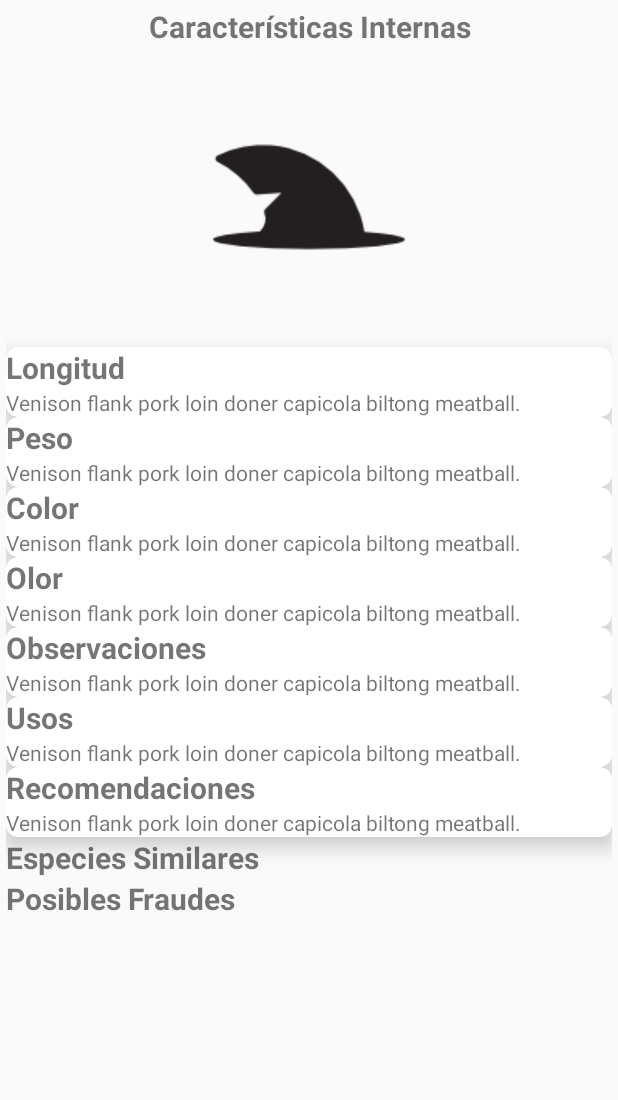
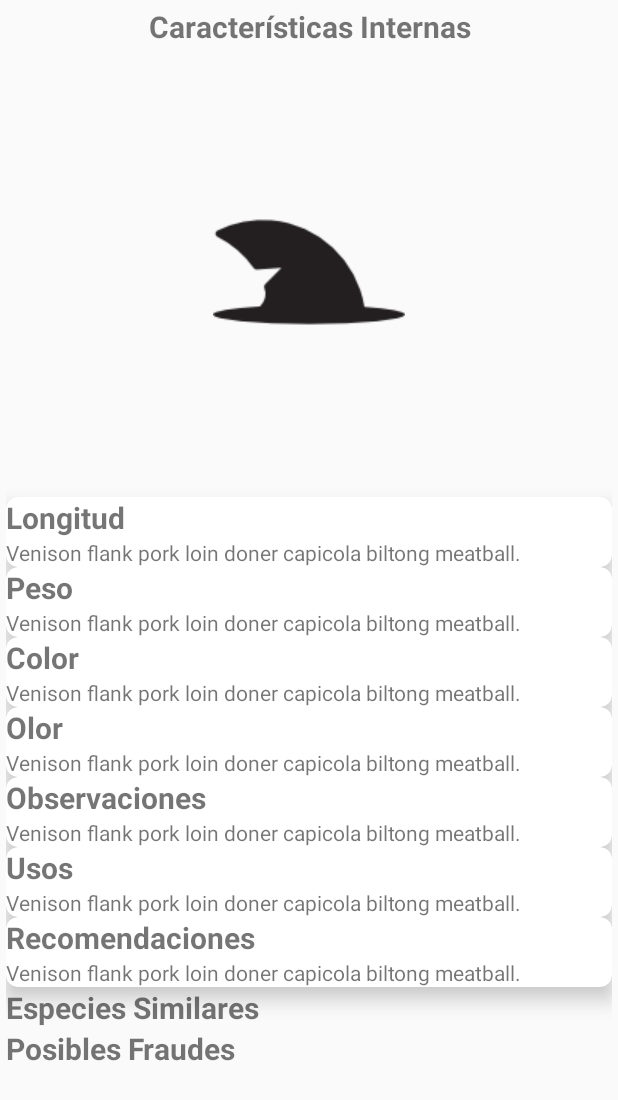
Before and after one commit to ccasbre27/SearFish, an Android app: the layout desc_intern_especie.xml on its own in the app's theme, with its tools: preview values and no code run, on a phone screen of 412 x 824 dp. Shown: the top 1100 px of the screen. Run offline under Robolectric (Android 15) with nearby library versions, the phone set to English and light mode, and no system bars; plain views replace PhotoView.

Commit message:
Se implementa zoom en imagen de sección física del pez.

```diff
--- a/app/src/main/java/com/nansoft/fishackathoncr/activity/ExternoEspecieActivity.java
+++ b/app/src/main/java/com/nansoft/fishackathoncr/activity/ExternoEspecieActivity.java
@@ -12,6 +12,8 @@ import com.nansoft.fishackathoncr.R;
 import com.nansoft.fishackathoncr.adapter.ItemAdapter;
 
 import org.w3c.dom.Text;
+
+import uk.co.senab.photoview.PhotoView;
 
 public class ExternoEspecieActivity extends AppCompatActivity {
 
@@ -36,7 +38,7 @@ public class ExternoEspecieActivity extends AppCompatActivity {
         TextView txtvNombreCientifico = (TextView) findViewById(R.id.txtvNombreCientificoEx);
         txtvNombreCientifico.setText(ItemAdapter.especieActual.nombreCientifico);
 
-        ImageView imgvPez = (ImageView) findViewById(R.id.imgvPezEx);
+        PhotoView imgvPez = (PhotoView) findViewById(R.id.imgvPezEx);
 
         Glide.with(this)
                 .load(ItemAdapter.especieActual.urlImagen.trim())
--- a/app/src/main/res/layout/desc_extern_especie.xml
+++ b/app/src/main/res/layout/desc_extern_especie.xml
@@ -39,10 +39,12 @@
 
         </android.support.v7.widget.CardView>
 
-        <ImageView
+        <uk.co.senab.photoview.PhotoView
             android:id="@+id/imgvPezEx"
             android:layout_width="match_parent"
-            android:layout_height="200dp" />
+            android:layout_height="300dp"
+            android:src="@drawable/tiburon"
+            android:scaleType="center" />
 
         <android.support.v7.widget.CardView
             android:layout_width="match_parent"
--- a/app/src/main/res/layout/desc_intern_especie.xml
+++ b/app/src/main/res/layout/desc_intern_especie.xml
@@ -21,12 +21,10 @@
 
         <uk.co.senab.photoview.PhotoView
             android:id="@+id/imgvPezIn"
-            android:layout_width="200dp"
-            android:layout_height="200dp"
-            android:textAlignment="center"
+            android:layout_width="match_parent"
+            android:layout_height="300dp"
             android:src="@drawable/tiburon"
-            android:scaleType="center"
-            android:layout_gravity="center_horizontal" />
+            android:scaleType="center" />
 
         <android.support.v7.widget.CardView
             android:layout_width="match_parent"
```
